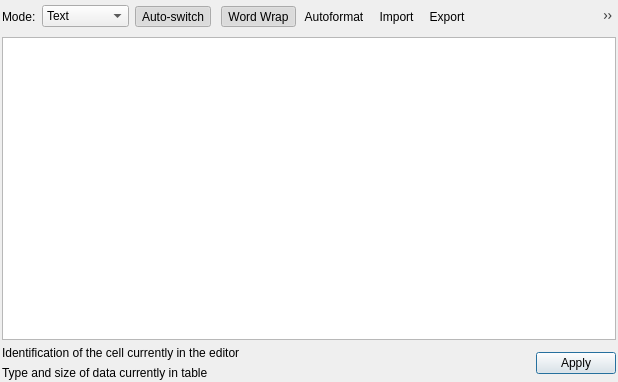
The window that src/EditDialog.ui (sqlitebrowser/sqlitebrowser) describes before a commit, drawn with Qt 5.
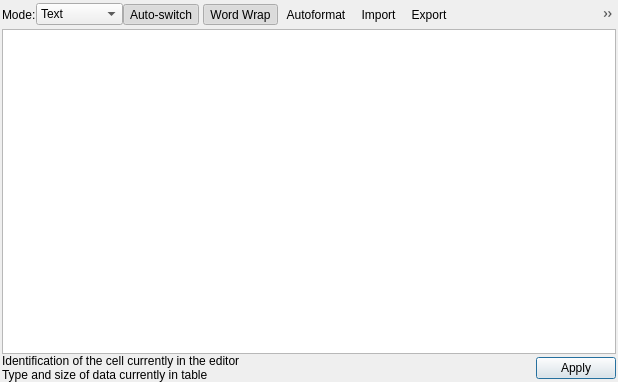
The same window after the commit. The open tabs and pages were chosen to show the change. Icons and pictures are not drawn.

Commit message:
Save some screen space and reduce number of unnecessary borders
This slightly changes the window layout of the main window and its
docks by a) removing or reducing the margins around some widgets and b)
changing the style of some widgets to flat i.e. removing borders around
them. Via these changes we save a little screen space which should
especially help on smaller screens and hopefully also make the window
layout easier to read by not having as many parallel border lines in
some docks.

The edit to the form file:
```diff
--- a/src/EditDialog.ui
+++ b/src/EditDialog.ui
@@ -17,17 +17,20 @@
    <string>This area displays information about the data present in this database cell</string>
   </property>
   <layout class="QVBoxLayout" name="verticalLayout_5">
+   <property name="spacing">
+    <number>0</number>
+   </property>
    <property name="leftMargin">
     <number>2</number>
    </property>
    <property name="topMargin">
-    <number>2</number>
+    <number>0</number>
    </property>
    <property name="rightMargin">
     <number>2</number>
    </property>
    <property name="bottomMargin">
-    <number>2</number>
+    <number>0</number>
    </property>
    <item>
     <layout class="QHBoxLayout" name="horizontalLayout">
@@ -137,6 +140,15 @@
      </item>
      <item>
       <widget class="QToolBar" name="editCellToolbar">
+       <property name="movable">
+        <bool>false</bool>
+       </property>
+       <property name="iconSize">
+        <size>
+         <width>16</width>
+         <height>16</height>
+        </size>
+       </property>
        <addaction name="actionWordWrap"/>
        <addaction name="actionIndent"/>
        <addaction name="actionImport"/>
@@ -154,33 +166,6 @@
      <property name="currentIndex">
       <number>0</number>
      </property>
-     <widget class="QWidget" name="editorSci">
-      <property name="whatsThis">
-       <string>The text editor modes let you edit plain text, as well as JSON or XML data with syntax highlighting, automatic formatting and validation before saving.
-
-Errors are indicated with a red squiggle underline.
-
-In the Evaluation mode, entered SQLite expressions are evaluated and the result applied to the cell.</string>
-      </property>
-     </widget>
-     <widget class="QWidget" name="rtlVerticalLayout">
-      <layout class="QVBoxLayout" name="verticalLayout_3">
-       <property name="spacing">
-        <number>0</number>
-       </property>
-       <property name="leftMargin">
-        <number>0</number>
-       </property>
-       <property name="topMargin">
-        <number>0</number>
-       </property>
-       <property name="rightMargin">
-        <number>0</number>
-       </property>
-       <property name="bottomMargin">
-        <number>0</number>
-       </property>
-       <item>
         <widget class="QTextEdit" name="qtEdit">
          <property name="font">
           <font>
@@ -192,19 +177,6 @@
          </property>
          <property name="acceptRichText">
           <bool>false</bool>
-         </property>
-        </widget>
-       </item>
-      </layout>
-     </widget>
-     <widget class="QWidget" name="editorBinary">
-      <property name="contextMenuPolicy">
-       <enum>Qt::ActionsContextMenu</enum>
-      </property>
-     </widget>
-     <widget class="QWidget" name="editorImage">
-      <property name="contextMenuPolicy">
-       <enum>Qt::ActionsContextMenu</enum>
       </property>
      </widget>
     </widget>
```
Lines whose indentation alone changed are shown as unchanged. The commit also changes 4 other files.
